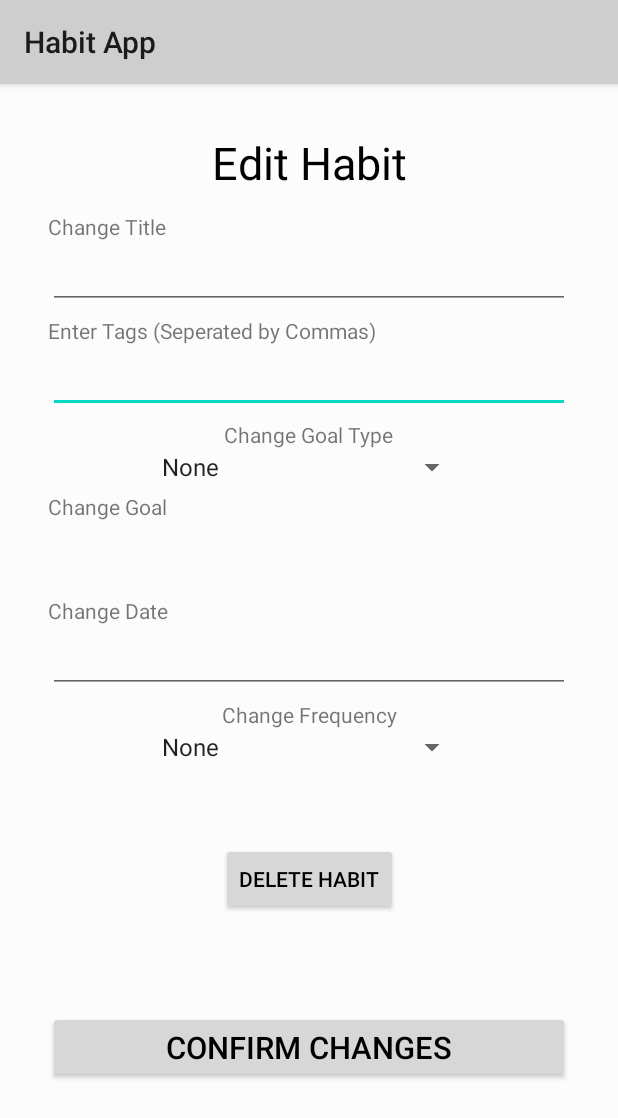
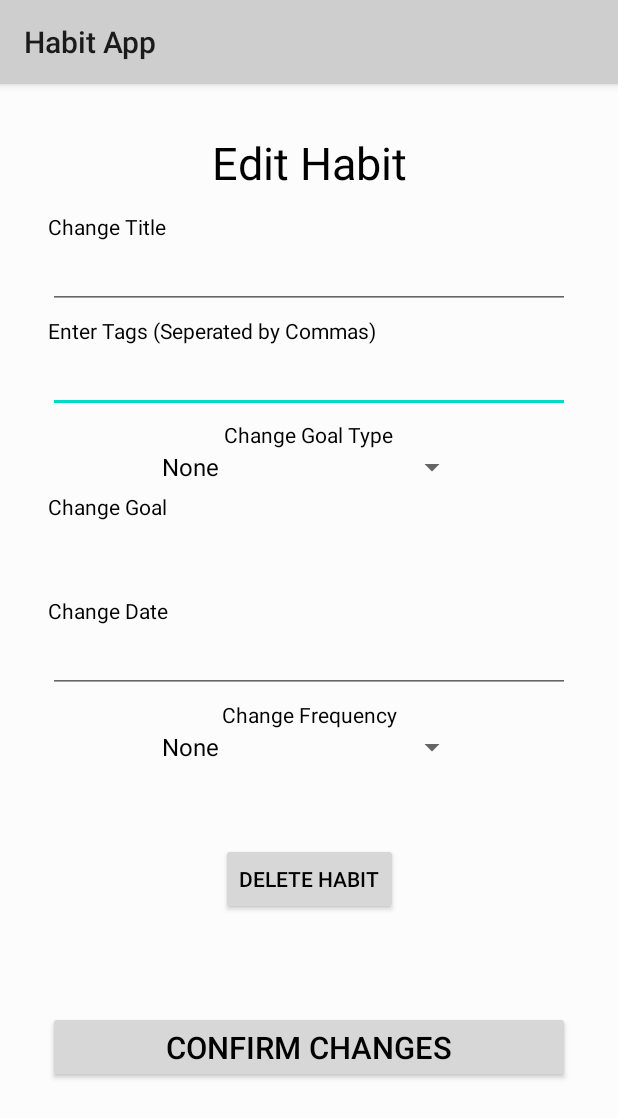
Before and after one commit to mta218/IA, an Android app: the EditHabitActivity screen opened directly, with no data from a screen before it, on a phone screen of 412 x 824 dp. Shown: the top 1118 px of the screen. Run offline under Robolectric (Android 15) with nearby library versions, the phone set to English and light mode, and no system bars; our stand-ins replace Firebase (no records; nobody signed in at launch, a user with empty details on screens opened directly); 2 statements that could not run were skipped.

Commit message:
bug fixes

```diff
--- a/HabitApp/app/src/main/java/com/example/habitapp/CreateHabitActivity.java
+++ b/HabitApp/app/src/main/java/com/example/habitapp/CreateHabitActivity.java
@@ -55,13 +55,13 @@ public class CreateHabitActivity extends AppCompatActivity implements AdapterVie
         tagsInput = findViewById(R.id.tagsInput);
 
         Spinner freqSpinner = findViewById(R.id.freqSpinner);
-        ArrayAdapter<CharSequence> freqAdapter = ArrayAdapter.createFromResource(this, R.array.frequencies, android.R.layout.simple_spinner_item);
+        ArrayAdapter<CharSequence> freqAdapter = ArrayAdapter.createFromResource(this, R.array.frequencies, R.layout.spinner_item);
         freqAdapter.setDropDownViewResource(android.R.layout.simple_spinner_dropdown_item);
         freqSpinner.setAdapter(freqAdapter);
         freqSpinner.setOnItemSelectedListener(this);
 
         Spinner goalSpinner = findViewById(R.id.goalSpinner);
-        ArrayAdapter<CharSequence> goalAdapter = ArrayAdapter.createFromResource(this, R.array.goal_types, android.R.layout.simple_spinner_item);
+        ArrayAdapter<CharSequence> goalAdapter = ArrayAdapter.createFromResource(this, R.array.goal_types, R.layout.spinner_item);
         goalAdapter.setDropDownViewResource(android.R.layout.simple_spinner_dropdown_item);
         goalSpinner.setAdapter(goalAdapter);
         goalSpinner.setOnItemSelectedListener(this);
--- a/HabitApp/app/src/main/java/com/example/habitapp/EditHabitActivity.java
+++ b/HabitApp/app/src/main/java/com/example/habitapp/EditHabitActivity.java
@@ -68,13 +68,13 @@ public class EditHabitActivity extends AppCompatActivity implements AdapterView.
         editTagsInput = findViewById(R.id.editTagsInput);
 
         Spinner goalSpinner = findViewById(R.id.goalSpinner);
-        ArrayAdapter<CharSequence> goalAdapter = ArrayAdapter.createFromResource(this, R.array.goal_types, android.R.layout.simple_spinner_item);
+        ArrayAdapter<CharSequence> goalAdapter = ArrayAdapter.createFromResource(this, R.array.goal_types, R.layout.spinner_item);
         goalAdapter.setDropDownViewResource(android.R.layout.simple_spinner_dropdown_item);
         goalSpinner.setAdapter(goalAdapter);
         goalSpinner.setOnItemSelectedListener(this);
 
         freqSpinner = findViewById(R.id.freqSpinner);
-        ArrayAdapter<CharSequence> freqAdapter = ArrayAdapter.createFromResource(this, R.array.frequencies, android.R.layout.simple_spinner_item);
+        ArrayAdapter<CharSequence> freqAdapter = ArrayAdapter.createFromResource(this, R.array.frequencies,R.layout.spinner_item);
         freqAdapter.setDropDownViewResource(android.R.layout.simple_spinner_dropdown_item);
         freqSpinner.setAdapter(freqAdapter);
         freqSpinner.setOnItemSelectedListener(this);
--- a/HabitApp/app/src/main/java/com/example/habitapp/models/Habit.java
+++ b/HabitApp/app/src/main/java/com/example/habitapp/models/Habit.java
@@ -314,7 +314,7 @@ public class Habit {
      */
     public String lastUpdatedString() {
         if (lastUpdated == null) {
-            return "Last updated today";
+            return "New Habit!";
         }
         long days = Duration.between(lastUpdated.toInstant(), Calendar.getInstance().toInstant()).toDays();
         if (days == 0) {
@@ -335,7 +335,7 @@ public class Habit {
         } else if (days < 365) {
             return "Last updated " + Math.round(((int) days) / 30.5) + " months ago";
         } else {
-            int years = (int) Math.round(((int) days) / 365);
+            int years = Math.round(((int) days) / 365);
             if (years == 1) {
                 return "Last updated a year ago";
             }
--- a/HabitApp/app/src/main/res/layout/activity_edit_habit.xml
+++ b/HabitApp/app/src/main/res/layout/activity_edit_habit.xml
@@ -21,7 +21,6 @@
         app:layout_constraintHorizontal_bias="1.0"
         app:layout_constraintStart_toStartOf="parent"
         app:layout_constraintTop_toBottomOf="@+id/editTitleInput" />
-
 
     <Spinner
         android:id="@+id/freqSpinner"
@@ -138,6 +137,7 @@
         android:layout_width="wrap_content"
         android:layout_height="wrap_content"
         android:text="Change Title"
+        android:textColor="@color/textColor"
         app:layout_constraintBottom_toTopOf="@+id/editTitleInput"
         app:layout_constraintStart_toStartOf="@+id/editTitleInput" />
 
@@ -146,6 +146,7 @@
         android:layout_width="wrap_content"
         android:layout_height="wrap_content"
         android:text="Enter Tags (Seperated by Commas)"
+        android:textColor="@color/textColor"
         app:layout_constraintBottom_toTopOf="@+id/editTagsInput"
         app:layout_constraintStart_toStartOf="@+id/editTagsInput" />
 
@@ -154,6 +155,7 @@
         android:layout_width="wrap_content"
         android:layout_height="wrap_content"
         android:text="Change Goal Type"
+        android:textColor="@color/textColor"
         app:layout_constraintBottom_toTopOf="@+id/goalSpinner"
         app:layout_constraintEnd_toEndOf="parent"
         app:layout_constraintStart_toStartOf="parent" />
@@ -163,6 +165,7 @@
         android:layout_width="wrap_content"
         android:layout_height="wrap_content"
         android:text="Change Goal"
+        android:textColor="@color/textColor"
         app:layout_constraintBottom_toTopOf="@+id/editGoalInput"
         app:layout_constraintStart_toStartOf="@+id/editGoalInput" />
 
@@ -171,6 +174,7 @@
         android:layout_width="wrap_content"
         android:layout_height="wrap_content"
         android:text="Change Date"
+        android:textColor="@color/textColor"
         app:layout_constraintBottom_toTopOf="@+id/editDateInput"
         app:layout_constraintStart_toStartOf="@+id/editDateInput" />
 
@@ -179,6 +183,7 @@
         android:layout_width="wrap_content"
         android:layout_height="wrap_content"
         android:text="Change Frequency"
+        android:textColor="@color/textColor"
         app:layout_constraintBottom_toTopOf="@+id/freqSpinner"
         app:layout_constraintEnd_toEndOf="parent"
         app:layout_constraintStart_toStartOf="parent" />
```
